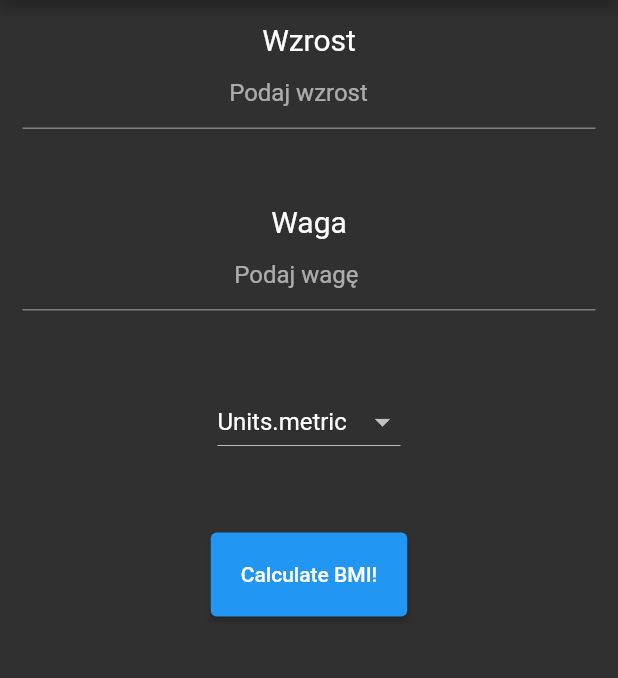
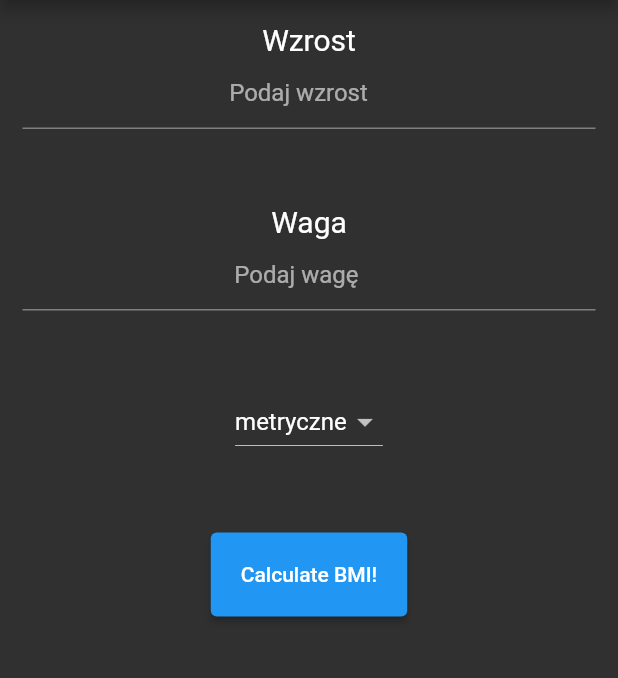
Before and after one commit to amadeuszdrabiniok/BMICalculator, a Flutter app: the screen it shows after launch, on a phone screen of 412 x 824 dp, the part 84-762 px from its top. Run offline on Flutter 3.47's test engine with Material 2 defaults, Android fonts, the phone set to English and light mode, and no system bars; our stand-ins replace bloc, flutter_bloc.

Commit message:
Refactorization
-currentUnit passed via state (not provider)
-added enum interpretation to strings
-added unitSelected to "BmiShowResults" state

```diff
--- a/lib/bloc/bmi_state.dart
+++ b/lib/bloc/bmi_state.dart
@@ -4,25 +4,16 @@ part of 'package:bmi_calc/bloc/bmi_bloc.dart';
 abstract class BmiState {}
 
 class BmiInitial extends BmiState {
-  final Units unitSelected = Units.metric;
+  final Units unitSelected;
+
+  BmiInitial(this.unitSelected);
 }
 
 class BmiShowResults extends BmiState {
   final BMI bmi;
-
-  BmiShowResults(this.bmi);
-}
-
-class BmiSelectedMetric extends BmiState {
   final Units unitSelected;
 
-  BmiSelectedMetric(this.unitSelected);
-}
-
-class BmiSelectedImperial extends BmiState {
-  final Units unitSelected;
-
-  BmiSelectedImperial(this.unitSelected);
+  BmiShowResults(this.bmi, this.unitSelected);
 }
 
 class BmiError extends BmiState {
--- a/lib/main.dart
+++ b/lib/main.dart
@@ -3,7 +3,6 @@ import 'package:flutter/material.dart';
 import 'package:flutter_bloc/flutter_bloc.dart';
 import 'package:bmi_calc/bloc/bmi_bloc.dart';
 
-//TODO: Add unit test
 void main() => runApp(BmiCalc());
 
 class BmiCalc extends StatelessWidget {
--- a/lib/screens/home_screen.dart
+++ b/lib/screens/home_screen.dart
@@ -31,12 +31,13 @@ class _HomePageState extends State<HomePage> {
             },
             child: BlocBuilder<BmiBloc, BmiState>(
               builder: (context, state) {
-                if (state is BmiSelectedMetric) {
+                if (state is BmiInitial) {
                   return _buildHomePage(state.unitSelected);
-                } else if (state is BmiSelectedImperial) {
+                } else if (state is BmiShowResults) {
                   return _buildHomePage(state.unitSelected);
-                } else
+                } else {
                   return _buildHomePage(Units.metric);
+                }
               },
             ),
           ),
@@ -111,17 +112,26 @@ class _HomePageState extends State<HomePage> {
 
   DropdownButton _buildDropdownButton(Units unit) {
     return DropdownButton<Units>(
-      value: BlocProvider.of<BmiBloc>(context)
-          .currentUnit, //TODO: Replace with state
+      value: unit,
       onChanged: (value) {
         BlocProvider.of<BmiBloc>(context).add(DropdownChange(value!));
       },
       items: Units.values.map((e) {
         return DropdownMenuItem<Units>(
           value: e,
-          child: Text(e.toString()),
+          child: Text(_returnUnitName(e)),
         );
       }).toList(),
     );
   }
+
+  String _returnUnitName(Units unit) {
+    if (unit == Units.metric) {
+      return 'metryczne';
+    } else if (unit == Units.imperial) {
+      return 'imperialne';
+    } else {
+      throw Exception('no unit error');
+    }
+  }
 }
```
Also changed, not shown: lib/bloc/bmi_bloc.dart (+17 -16 lines), lib/screens/result_screen.dart (+24 -1 lines).
